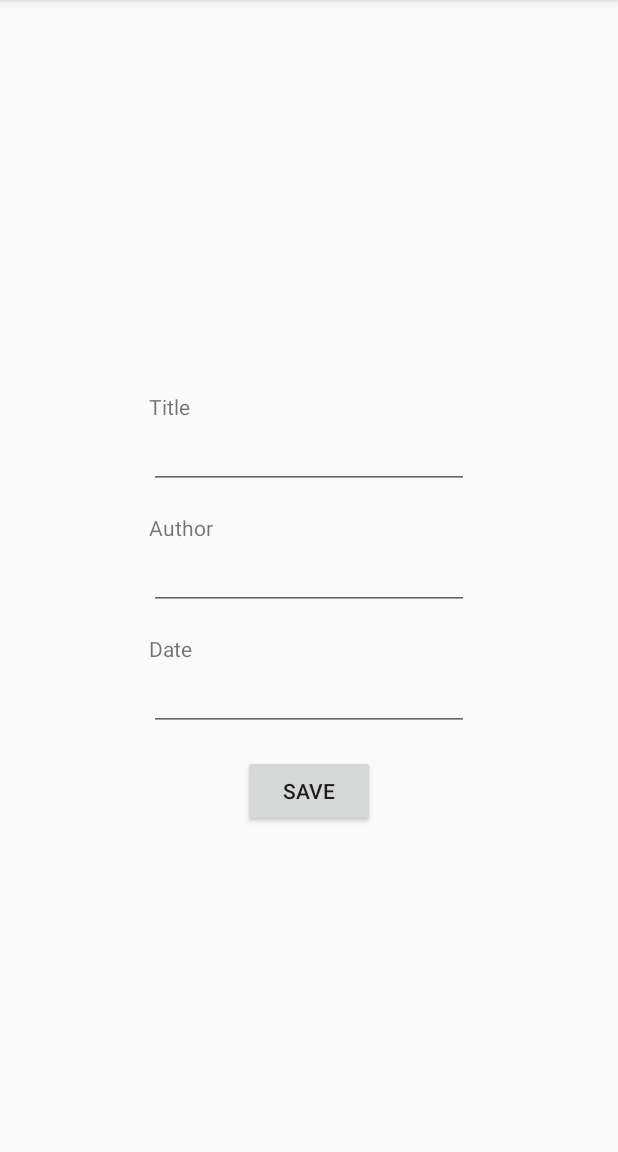
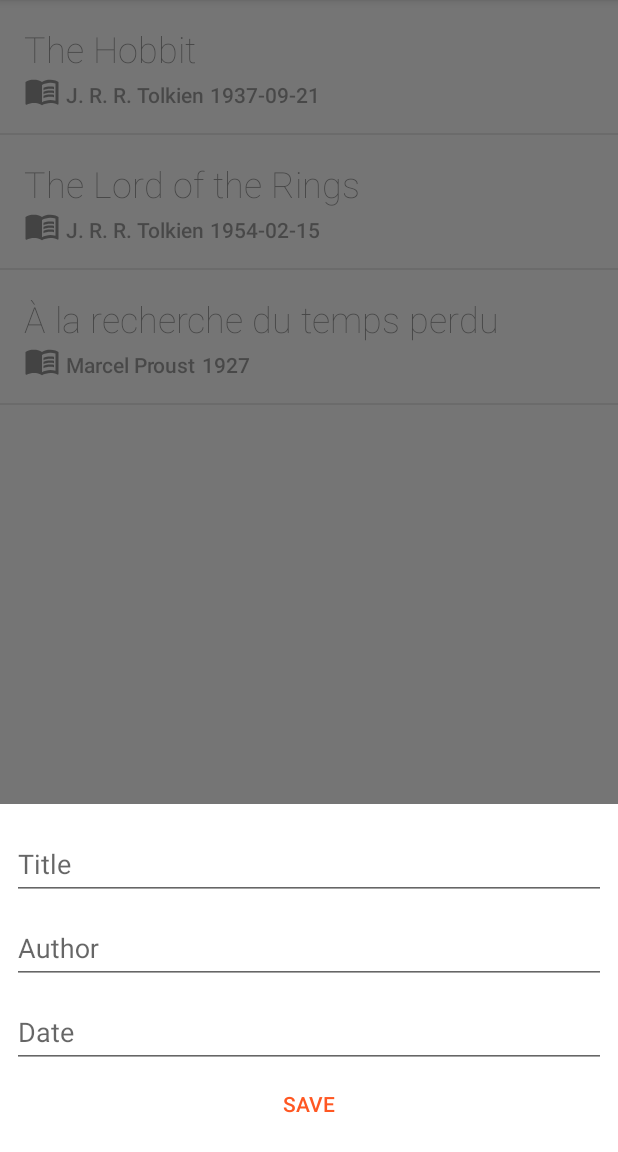
Before and after one commit to gaetanmaisse/ismin-android-2020-tp4, an Android app: the screen it shows after launch (MainActivity), after a tap on an icon or button, on a phone screen of 412 x 824 dp, the part 84-1236 px from its top. Run offline under Robolectric (Android 15) with nearby library versions, the phone set to English and light mode, and no system bars.

Commit message:
style: use TextInputLayout

```diff
--- a/app/src/main/java/com/ismin/android/CreateBookFragment.kt
+++ b/app/src/main/java/com/ismin/android/CreateBookFragment.kt
@@ -1,15 +1,13 @@
 package com.ismin.android
 
 import android.content.Context
-import android.content.Intent
 import android.os.Bundle
-import androidx.fragment.app.Fragment
 import android.view.LayoutInflater
 import android.view.View
 import android.view.ViewGroup
 import android.widget.Button
 import android.widget.EditText
-import androidx.appcompat.app.AppCompatActivity
+import androidx.fragment.app.Fragment
 
 class CreateBookFragment : Fragment() {
 
@@ -20,6 +18,10 @@ class CreateBookFragment : Fragment() {
         savedInstanceState: Bundle?
     ): View? {
         val rootView = inflater.inflate(R.layout.fragment_create_book, container, false)
+
+        rootView.findViewById<View>(R.id.f_create_book_view_clicker).setOnClickListener {
+            listener.closeBookCreation()
+        }
 
         rootView.findViewById<Button>(R.id.f_create_book_btn_save).setOnClickListener {
             val title =
@@ -48,4 +50,5 @@ class CreateBookFragment : Fragment() {
 
 interface BookCreator {
     fun onBookCreated(book: Book)
+    fun closeBookCreation()
 }
--- a/app/src/main/java/com/ismin/android/MainActivity.kt
+++ b/app/src/main/java/com/ismin/android/MainActivity.kt
@@ -55,7 +55,7 @@ class MainActivity : AppCompatActivity(), BookCreator {
         val fragmentTransaction = supportFragmentManager.beginTransaction()
         val createBookFragment = CreateBookFragment()
 
-        fragmentTransaction.replace(R.id.a_main_lyt_fragment_container, createBookFragment)
+        fragmentTransaction.add(R.id.a_main_lyt_fragment_container, createBookFragment)
         fragmentTransaction.commit()
 
         a_main_btn_creation.visibility = View.GONE
@@ -67,6 +67,10 @@ class MainActivity : AppCompatActivity(), BookCreator {
 
     override fun onBookCreated(book: Book) {
         bookshelf.addBook(book)
+        displayList()
+    }
+
+    override fun closeBookCreation() {
         displayList()
     }
 
@@ -86,4 +90,5 @@ class MainActivity : AppCompatActivity(), BookCreator {
         }
     }
 
+
 }
--- a/app/src/main/res/layout/fragment_create_book.xml
+++ b/app/src/main/res/layout/fragment_create_book.xml
@@ -1,83 +1,79 @@
 <?xml version="1.0" encoding="utf-8"?>
+
 <androidx.constraintlayout.widget.ConstraintLayout xmlns:android="http://schemas.android.com/apk/res/android"
     xmlns:app="http://schemas.android.com/apk/res-auto"
     android:layout_width="match_parent"
-    android:layout_height="match_parent">
+    android:layout_height="match_parent"
+    android:background="#AA333333">
 
-    <EditText
-        android:id="@+id/f_create_book_edt_title"
-        android:layout_width="wrap_content"
-        android:layout_height="wrap_content"
-        android:layout_marginBottom="16dp"
-        android:autofillHints=""
-        android:ems="10"
-        android:inputType="textPersonName"
-        app:layout_constraintBottom_toTopOf="@+id/f_create_book_txv_author"
-        app:layout_constraintEnd_toEndOf="parent"
-        app:layout_constraintStart_toStartOf="parent" />
-
-    <EditText
-        android:id="@+id/f_create_book_edt_author"
-        android:layout_width="wrap_content"
-        android:layout_height="wrap_content"
-        android:autofillHints=""
-        android:ems="10"
-        android:inputType="textPersonName"
-        app:layout_constraintBottom_toBottomOf="parent"
+    <View
+        android:id="@+id/f_create_book_view_clicker"
+        android:layout_width="match_parent"
+        android:layout_height="0dp"
+        app:layout_constraintBottom_toTopOf="@+id/constraintLayout"
         app:layout_constraintEnd_toEndOf="parent"
         app:layout_constraintStart_toStartOf="parent"
-        app:layout_constraintTop_toTopOf="parent" />
+        app:layout_constraintTop_toTopOf="parent">
 
-    <EditText
-        android:id="@+id/f_create_book_edt_date"
-        android:layout_width="wrap_content"
+    </View>
+
+    <androidx.constraintlayout.widget.ConstraintLayout
+        android:id="@+id/constraintLayout"
+        android:layout_width="match_parent"
         android:layout_height="wrap_content"
-        android:autofillHints=""
-        android:ems="10"
-        android:inputType="date"
-        app:layout_constraintEnd_toEndOf="parent"
-        app:layout_constraintStart_toStartOf="parent"
-        app:layout_constraintTop_toBottomOf="@+id/f_create_book_txv_date" />
+        android:background="@android:color/white"
+        android:padding="8dp"
+        app:layout_constraintBottom_toBottomOf="parent">
 
-    <Button
-        android:id="@+id/f_create_book_btn_save"
-        android:layout_width="wrap_content"
-        android:layout_height="wrap_content"
-        android:layout_marginTop="16dp"
-        android:onClick="saveBook"
-        android:text="@string/save"
-        app:layout_constraintEnd_toEndOf="parent"
-        app:layout_constraintStart_toStartOf="parent"
-        app:layout_constraintTop_toBottomOf="@+id/f_create_book_edt_date" />
 
-    <TextView
-        android:id="@+id/f_create_book_txv_author"
-        android:layout_width="0dp"
-        android:layout_height="wrap_content"
-        android:labelFor="@+id/f_create_book_edt_author"
-        android:text="@string/author"
-        app:layout_constraintBottom_toTopOf="@+id/f_create_book_edt_author"
-        app:layout_constraintEnd_toEndOf="@+id/f_create_book_edt_author"
-        app:layout_constraintStart_toStartOf="@+id/f_create_book_edt_author" />
+        <Button
+            android:id="@+id/f_create_book_btn_save"
+            style="@style/Widget.AppCompat.Button.Borderless.Colored"
+            android:layout_width="wrap_content"
+            android:layout_height="wrap_content"
+            android:onClick="saveBook"
+            android:text="@string/save"
+            app:layout_constraintBottom_toBottomOf="parent"
+            app:layout_constraintEnd_toEndOf="parent"
+            app:layout_constraintStart_toStartOf="parent" />
 
-    <TextView
-        android:id="@+id/f_create_book_txv_title"
-        android:layout_width="0dp"
-        android:layout_height="wrap_content"
-        android:labelFor="@+id/f_create_book_edt_title"
-        android:text="@string/title"
-        app:layout_constraintBottom_toTopOf="@+id/f_create_book_edt_title"
-        app:layout_constraintEnd_toEndOf="@+id/f_create_book_edt_title"
-        app:layout_constraintStart_toStartOf="@+id/f_create_book_edt_title" />
+        <com.google.android.material.textfield.TextInputLayout
+            android:id="@+id/f_create_book_til_title"
+            android:layout_width="match_parent"
+            android:layout_height="wrap_content"
+            app:layout_constraintBottom_toTopOf="@+id/f_create_book_til_author">
 
-    <TextView
-        android:id="@+id/f_create_book_txv_date"
-        android:layout_width="0dp"
-        android:layout_height="wrap_content"
-        android:layout_marginTop="16dp"
-        android:labelFor="@+id/f_create_book_edt_date"
-        android:text="@string/date"
-        app:layout_constraintEnd_toEndOf="@+id/f_create_book_edt_date"
-        app:layout_constraintStart_toStartOf="@+id/f_create_book_edt_date"
-        app:layout_constraintTop_toBottomOf="@+id/f_create_book_edt_author" />
+            <com.google.android.material.textfield.TextInputEditText
+                android:id="@+id/f_create_book_edt_title"
+                android:layout_width="match_parent"
+                android:layout_height="wrap_content"
+                android:hint="@string/title" />
+        </com.google.android.material.textfield.TextInputLayout>
+
+        <com.google.android.material.textfield.TextInputLayout
+            android:id="@+id/f_create_book_til_author"
+            android:layout_width="match_parent"
+            android:layout_height="wrap_content"
+            app:layout_constraintBottom_toTopOf="@+id/f_create_book_til_date">
+
+            <com.google.android.material.textfield.TextInputEditText
+                android:id="@+id/f_create_book_edt_author"
+                android:layout_width="match_parent"
+                android:layout_height="wrap_content"
+                android:hint="@string/author" />
+        </com.google.android.material.textfield.TextInputLayout>
+
+        <com.google.android.material.textfield.TextInputLayout
+            android:id="@+id/f_create_book_til_date"
+            android:layout_width="match_parent"
+            android:layout_height="wrap_content"
+            app:layout_constraintBottom_toTopOf="@+id/f_create_book_btn_save">
+
+            <com.google.android.material.textfield.TextInputEditText
+                android:id="@+id/f_create_book_edt_date"
+                android:layout_width="match_parent"
+                android:layout_height="wrap_content"
+                android:hint="@string/date" />
+        </com.google.android.material.textfield.TextInputLayout>
+    </androidx.constraintlayout.widget.ConstraintLayout>
 </androidx.constraintlayout.widget.ConstraintLayout>
```
